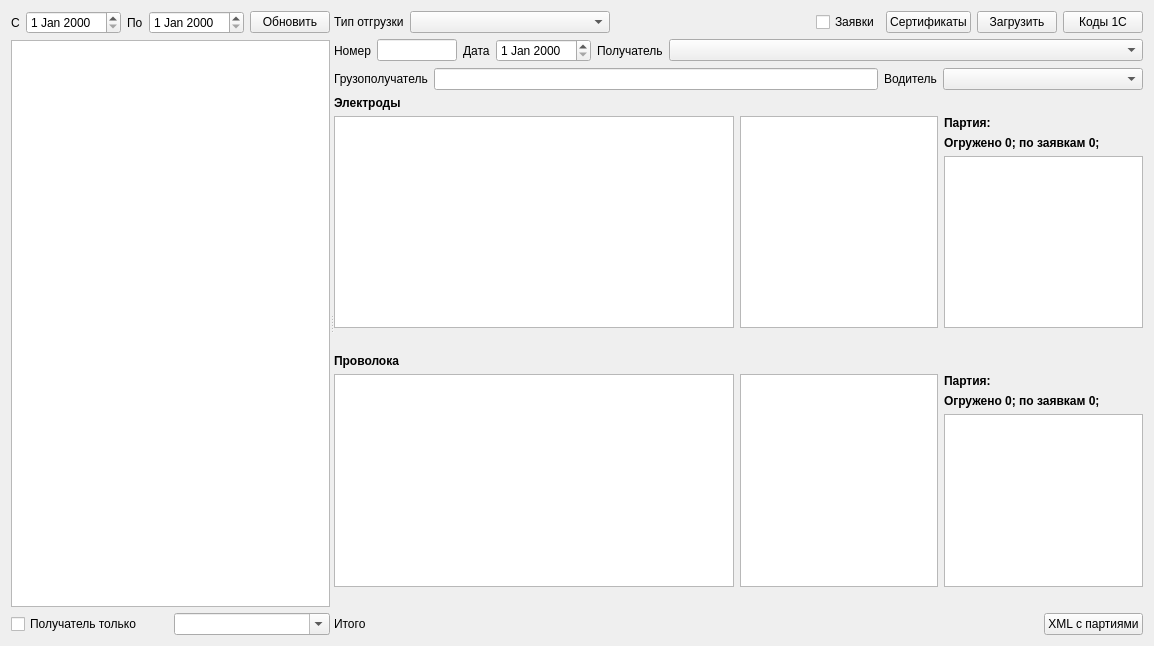
Old version of the form formshipcons.ui in the repository Sergeyego/warehouse.
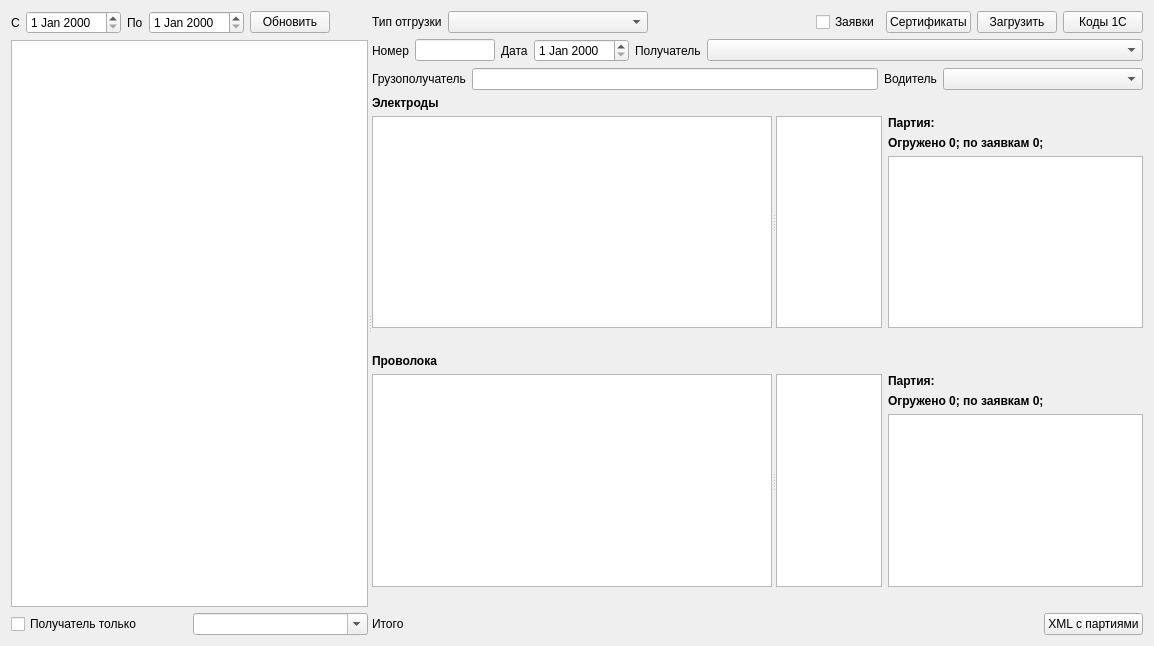
New version of the form. Custom widgets are drawn as their Qt base class.

Commit message: компоновщик в отгрузках splitter

Diff of the .ui file:
```diff
--- a/formshipcons.ui
+++ b/formshipcons.ui
@@ -88,7 +88,7 @@
        </item>
       </layout>
      </widget>
-     <widget class="QWidget" name="layoutWidget">
+     <widget class="QWidget" name="">
       <layout class="QVBoxLayout" name="verticalLayout_4">
        <item>
         <layout class="QHBoxLayout" name="horizontalLayout_4">
@@ -250,6 +250,16 @@
        <item>
         <layout class="QHBoxLayout" name="horizontalLayout_3">
          <item>
+          <widget class="QSplitter" name="splitter_el">
+           <property name="sizePolicy">
+            <sizepolicy hsizetype="Expanding" vsizetype="Expanding">
+             <horstretch>0</horstretch>
+             <verstretch>0</verstretch>
+            </sizepolicy>
+           </property>
+           <property name="orientation">
+            <enum>Qt::Horizontal</enum>
+           </property>
           <widget class="DbViewer" name="tableViewEl">
            <property name="minimumSize">
             <size>
@@ -258,15 +268,7 @@
             </size>
            </property>
           </widget>
-         </item>
-         <item>
-          <widget class="TableView" name="tableViewElStat">
-           <property name="maximumSize">
-            <size>
-             <width>300</width>
-             <height>16777215</height>
-            </size>
-           </property>
+           <widget class="TableView" name="tableViewElStat"/>
           </widget>
          </item>
          <item>
@@ -331,6 +333,16 @@
        <item>
         <layout class="QHBoxLayout" name="horizontalLayout_7">
          <item>
+          <widget class="QSplitter" name="splitter_wire">
+           <property name="sizePolicy">
+            <sizepolicy hsizetype="Expanding" vsizetype="Expanding">
+             <horstretch>0</horstretch>
+             <verstretch>0</verstretch>
+            </sizepolicy>
+           </property>
+           <property name="orientation">
+            <enum>Qt::Horizontal</enum>
+           </property>
           <widget class="DbViewer" name="tableViewWire">
            <property name="minimumSize">
             <size>
@@ -339,15 +351,7 @@
             </size>
            </property>
           </widget>
-         </item>
-         <item>
-          <widget class="TableView" name="tableViewWireStat">
-           <property name="maximumSize">
-            <size>
-             <width>300</width>
-             <height>16777215</height>
-            </size>
-           </property>
+           <widget class="TableView" name="tableViewWireStat"/>
           </widget>
          </item>
          <item>
```
Lines whose indentation alone changed are shown as unchanged. The commit also changes 1 other file.
